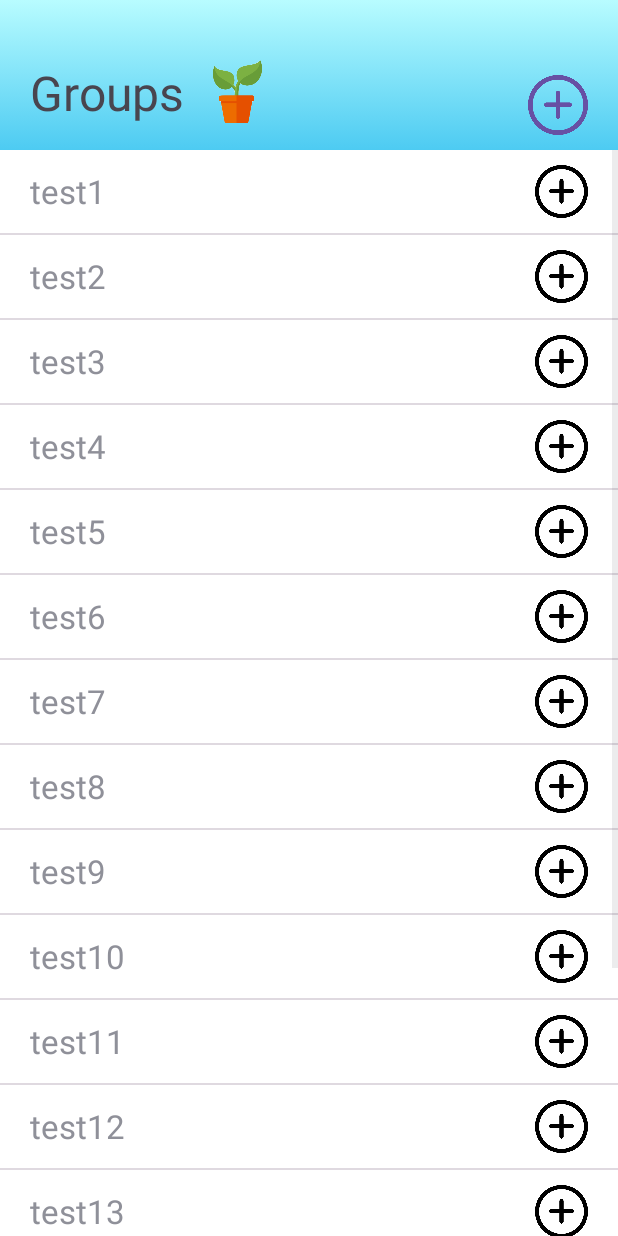
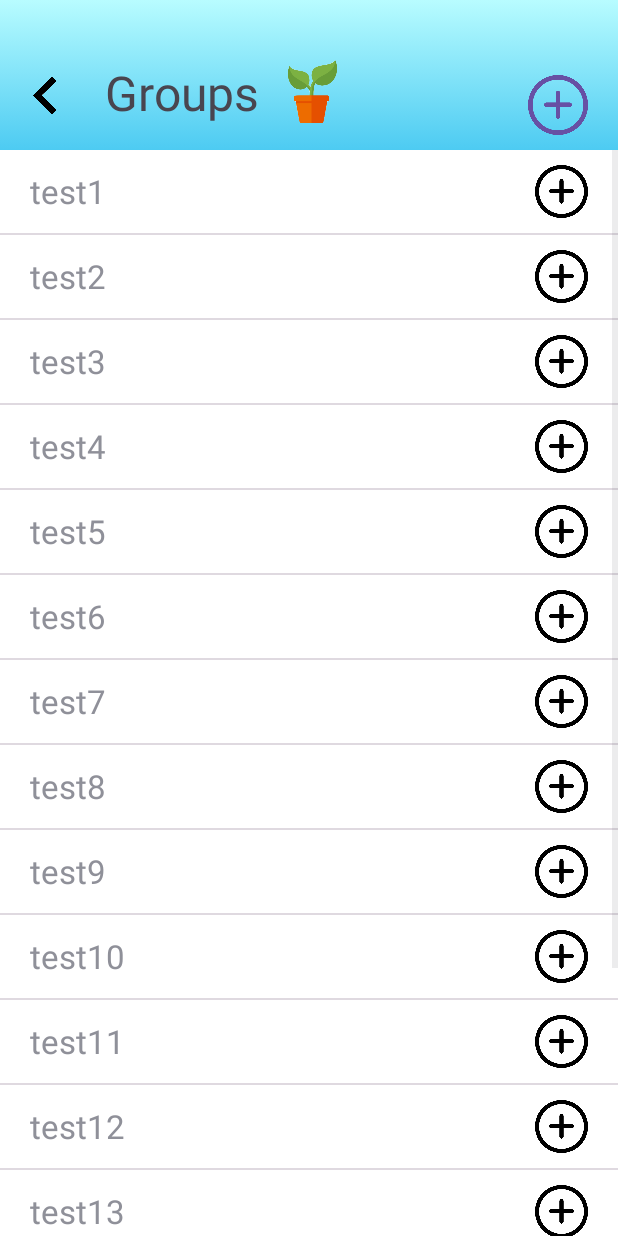
Before and after one commit to Larry-Z-Li/ProjectE, an Android app: the GroupListPage screen opened directly, with no data from a screen before it, on a phone screen of 412 x 824 dp. Run offline under Robolectric (Android 15) with nearby library versions, the phone set to English and light mode, and no system bars.

Commit message:
Update group_list_page.xml
Quickly added back arrow

```diff
--- a/app/src/main/res/layout/group_list_page.xml
+++ b/app/src/main/res/layout/group_list_page.xml
@@ -13,6 +13,20 @@
         android:paddingBottom="10dp"
         app:layout_constraintStart_toStartOf="parent"
         app:layout_constraintTop_toTopOf="parent">
+
+        <ImageView
+            android:id="@+id/back_arrow"
+            android:layout_width="40dp"
+            android:layout_height="35dp"
+            android:layout_marginStart="10dp"
+            android:layout_marginTop="50dp"
+            android:contentDescription="back_arrow"
+            android:onClick="back"
+            android:paddingBottom="8dp"
+            android:src="@drawable/back_arrow"
+            app:layout_constraintStart_toStartOf="parent"
+            app:layout_constraintTop_toTopOf="parent" />
+
         <TextView
             android:id="@+id/group_header_text"
             android:layout_width="wrap_content"
@@ -21,8 +35,9 @@
             android:layout_height="wrap_content"
             android:textSize="32sp"
             android:text="Groups"
-            app:layout_constraintStart_toStartOf="parent"
+            app:layout_constraintStart_toEndOf="@id/back_arrow"
             app:layout_constraintTop_toTopOf="parent" />
+
         <ImageView
             android:layout_width="50dp"
             android:layout_height="50dp"
```
